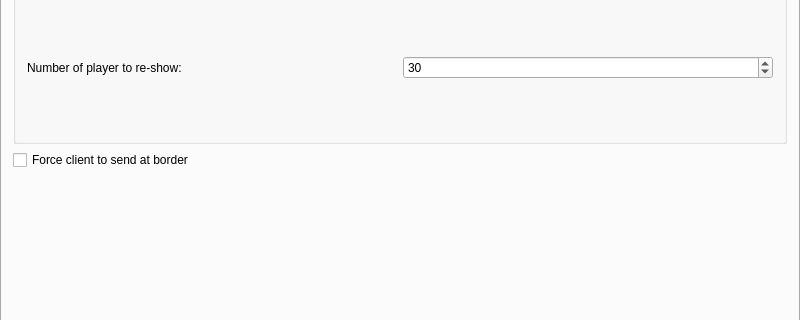
Before: the Qt Designer form server/MainWindow.ui in alphaonex86/CatchChallenger, drawn with Qt 5; both pictures show x 0 to 800 and y 169 to 489 of the 800 by 600 pixel window.
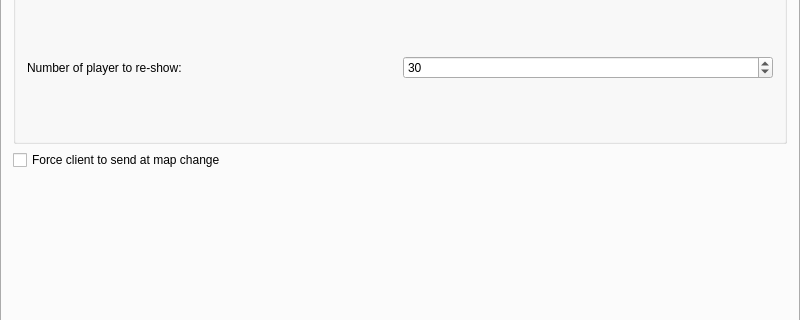
After: the same form once the commit is applied. Icons and pictures are not drawn.

Commit message: [Fix] last commit (client,server)

Diff of the .ui file:
```diff
--- a/server/MainWindow.ui
+++ b/server/MainWindow.ui
@@ -669,7 +669,7 @@
         <item>
          <widget class="QCheckBox" name="forceClientToSendAtBorder">
           <property name="text">
-           <string>Force client to send at border</string>
+           <string>Force client to send at map change</string>
           </property>
          </widget>
         </item>
```
Left out of the diff: 2 changed lines with no effect on the pictures. The commit also changes 5 other files.
